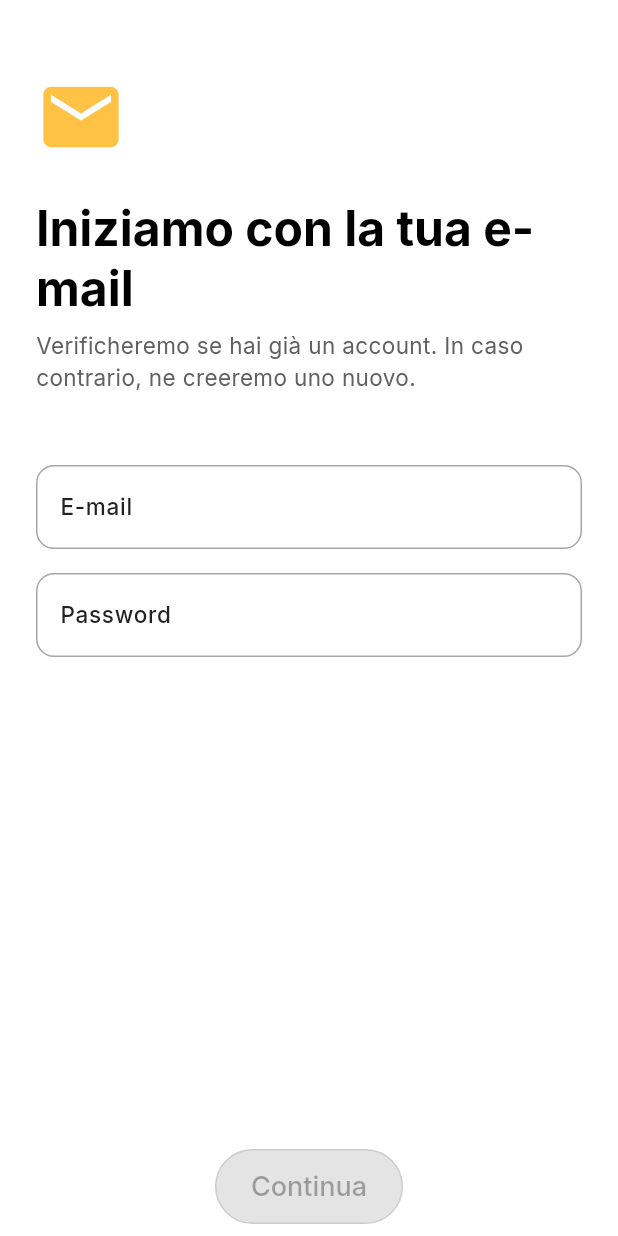
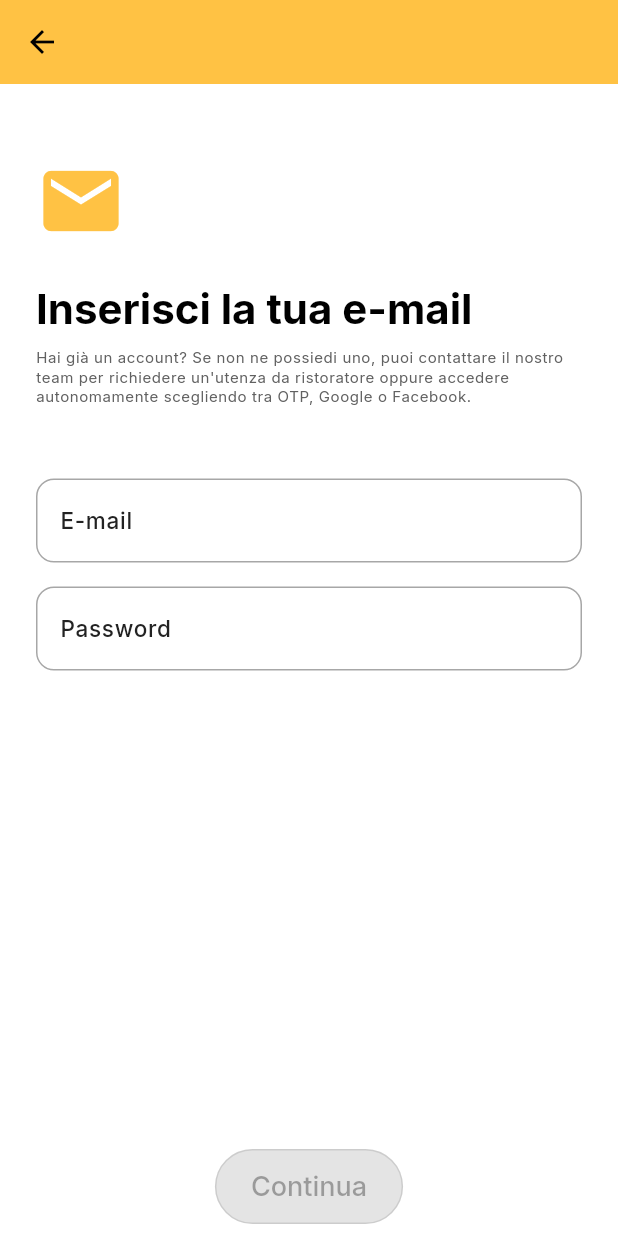
Before and after one commit to biagio-94/gear-pizza, a Flutter app: the RegisterScreen screen opened by its route, on a phone screen of 412 x 824 dp. Run offline on Flutter 3.47's test engine with Material 3 defaults, Android fonts, the phone set to English and light mode, and no system bars; our stand-ins replace built_collection, built_value, cached_network_image, cloud_functions, device_info_plus, dio and 19 more; missing offline and left inert: flutter_facebook_auth, flutter_google_places_hoc081098, local_auth_android, local_auth_darwin, one_of, one_of_serializer; accounts and stored records are empty; statements that could not run were skipped; project files that could hold a hidden picture were left out.

Commit message:
Fixed register navigazione

```diff
--- a/lib/common/services/api_service.dart
+++ b/lib/common/services/api_service.dart
@@ -59,6 +59,7 @@ class ApiService {
         final status = e.response?.statusCode;
         final path = e.requestOptions.uri.path;
         final isRefreshEndpoint = path.endsWith("/refresh");
+        final isLoginEndpoint = path.endsWith("/login");
 
         // 1) Se 401, non siamo già sulla rotta di refresh e non abbiamo già fatto retry → provo a rinnovare
         if (status == 401 && !isRefreshEndpoint) {
@@ -68,6 +69,8 @@ class ApiService {
           } else {
             return handler.reject(e);
           }
+        } else if (status == 401 && isLoginEndpoint) {
+          return handler.reject(e);
         }
 
         // 2) Per 400 e 404 voglio semplicemente lasciare passare la response
--- a/lib/features/auth/bloc/auth_bloc.dart
+++ b/lib/features/auth/bloc/auth_bloc.dart
@@ -41,7 +41,6 @@ class AuthBloc extends Bloc<AuthEvent, AuthState> {
       hideLoading: () => loadingBloc.hideLoading(),
       onError: (msg) => exceptionBloc.throwExceptionState(msg),
       action: () async {
-        emit(const AuthStartLoading());
         final AuthGeaPizzaUser? user = await _authService.onStart();
         if (user != null) {
           // Passiamo true di default per isRoleChoosen in questa versione
--- a/lib/features/auth/repositories/auth_repository.dart
+++ b/lib/features/auth/repositories/auth_repository.dart
@@ -336,13 +336,14 @@ class AuthRepository {
       //    dell’utente Firebase, Google o Facebook ecc.
       // 3. Implementeremo un flusso di onboarding per scegliere il ruolo
 
-      // Credenziali forzate per accesso firebase (in quanto non abbiamo effettuato una vera fadse di registrazone e collegamento
+      // Credenziali forzate per accesso firebase (in quanto non abbiamo effettuato
+      // una vera fadse di registrazone e collegamento
       // con Directus, ma solo una simulazione per testare il login):
       final cred = await _firebaseAuth.signInWithEmailAndPassword(
         email: "ferro.biagio@gmail.com",
         password: "Testspc1",
       );
-      //Non utilizzate per quanto spiegato sopra ovviamente
+      // Non utilizzate per quanto spiegato sopra ovviamente
 
       // se è il primo accesso da admin, recupero access + refresh token
       // e li salvo in secure storage.
--- a/lib/features/auth/screens/register_screen.dart
+++ b/lib/features/auth/screens/register_screen.dart
@@ -45,7 +45,14 @@ class _RegisterScreenState extends State<RegisterScreen> {
   Widget build(BuildContext context) {
     final theme = Theme.of(context);
     return Scaffold(
-      backgroundColor: Colors.white,
+      appBar: AppBar(
+        leading: IconButton(
+          icon: const Icon(Icons.arrow_back),
+          onPressed: () {
+            context.read<AuthBloc>().add(AuthStarted());
+          },
+        ),
+      ),
       body: SafeArea(
         child: MultiBlocListener(
           listeners: [
@@ -99,16 +106,16 @@ class _RegisterScreenState extends State<RegisterScreen> {
                           ),
                           const SizedBox(height: 16),
                           Text(
-                            'Iniziamo con la tua e-mail',
-                            style: theme.textTheme.headlineLarge?.copyWith(
+                            'Inserisci la tua e-mail',
+                            style: theme.textTheme.headlineMedium?.copyWith(
                               fontWeight: FontWeight.bold,
                               color: Colors.black,
                             ),
                           ),
                           const SizedBox(height: 8),
                           Text(
-                            'Verificheremo se hai già un account. In caso contrario, ne creeremo uno nuovo.',
-                            style: theme.textTheme.bodyMedium?.copyWith(
+                            "Hai già un account? Se non ne possiedi uno, puoi contattare il nostro team per richiedere un'utenza da ristoratore oppure accedere autonomamente scegliendo tra OTP, Google o Facebook.",
+                            style: theme.textTheme.bodySmall?.copyWith(
                               color: Colors.grey[700],
                             ),
                           ),
```
Also changed, not shown: lib/router/router.dart (+37 -16 lines).
